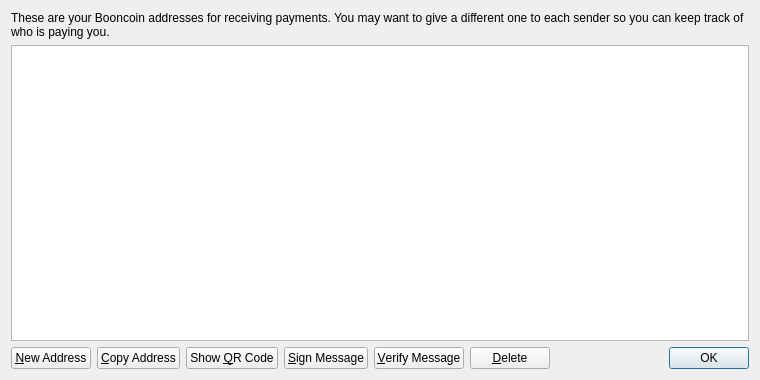
First picture: the form in src/qt/forms/addressbookpage.ui, repository acgh213/boondollars, before the edit.
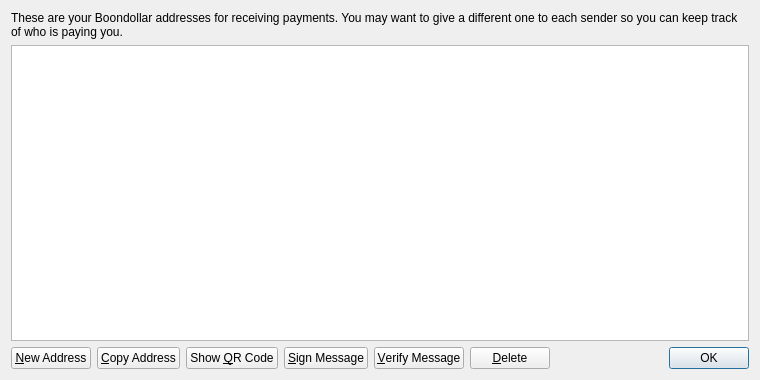
Second picture: the form after the edit. Icons and pictures are not drawn.

```diff
--- a/src/qt/forms/addressbookpage.ui
+++ b/src/qt/forms/addressbookpage.ui
@@ -17,7 +17,7 @@
    <item>
     <widget class="QLabel" name="labelExplanation">
      <property name="text">
-      <string>These are your Booncoin addresses for receiving payments. You may want to give a different one to each sender so you can keep track of who is paying you.</string>
+      <string>These are your Boondollar addresses for receiving payments. You may want to give a different one to each sender so you can keep track of who is paying you.</string>
      </property>
      <property name="textFormat">
       <enum>Qt::PlainText</enum>
```
